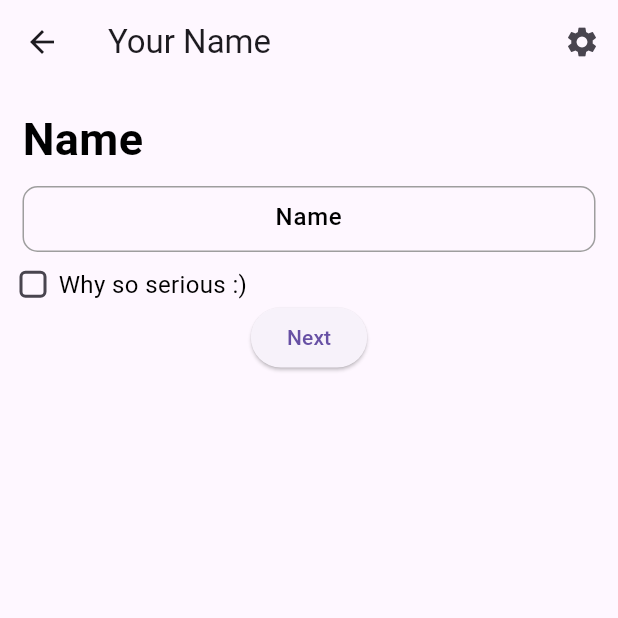
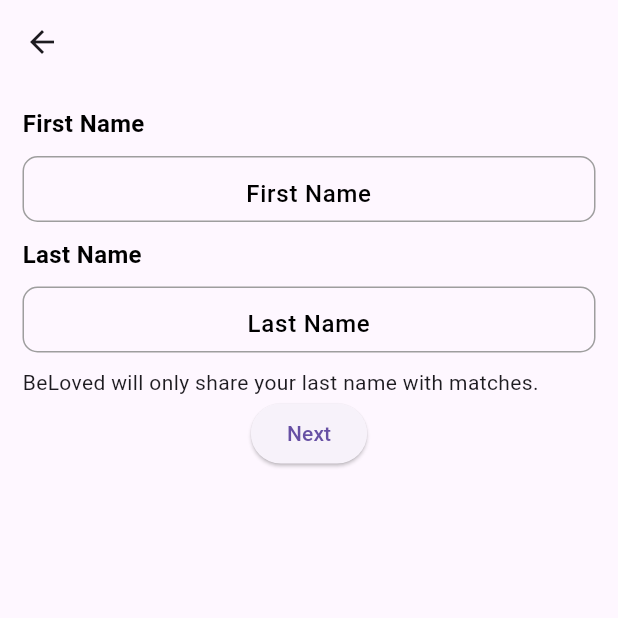
Before and after one commit to tina25n/BeLoved, a Flutter app: the NamePage screen opened by its route, on a phone screen of 412 x 824 dp, the top half of it. Run offline on Flutter 3.47's test engine with Material 3 defaults, Android fonts, the light colour scheme and no system bars; generated files the repository leaves out were written again.

Commit message:
Update the top bar and changed the alignment of the page layout.

```diff
--- a/beloved_flutter_app/lib/src/onboarding_process/name.dart
+++ b/beloved_flutter_app/lib/src/onboarding_process/name.dart
@@ -1,9 +1,9 @@
 import 'package:flutter/material.dart';
 
-import 'basic_details.dart';
-import '../widgets/top_bar.dart';
 import '../widgets/next_button.dart';
 import '../widgets/text_field.dart';
+import '../widgets/top_bar.dart';
+import 'basic_details.dart';
 
 class NamePage extends StatelessWidget {
   const NamePage({
@@ -16,16 +16,27 @@ class NamePage extends StatelessWidget {
   @override
   Widget build(BuildContext context) {
     return Scaffold(
-        appBar: TopBar(topText: 'Your Name'),
+        appBar: AppBar(
+        backgroundColor: Colors.transparent,
+    ),
         body: Container(
           padding: EdgeInsets.symmetric(vertical: 15, horizontal: 15),
-          child: ListView(children: [
+          child: Column(
+            crossAxisAlignment: CrossAxisAlignment.start,
+              children: [
             CustomTextField(
                 controller: TextEditingController(),
-                title: "Name",
-                hint: "Name",
+                title: "First Name",
+                hint: "First Name",
                 inputType: TextInputType.name,
-                showInProfile: true),
+                showInProfile: false),
+            CustomTextField(
+                controller: TextEditingController(),
+                title: "Last Name",
+                hint: "Last Name",
+                inputType: TextInputType.name,
+                showInProfile: false),
+            Text("BeLoved will only share your last name with matches."),
             NextButton(
               buttonText: 'Next',
               onPressed: () {
--- a/beloved_flutter_app/lib/src/widgets/text_field.dart
+++ b/beloved_flutter_app/lib/src/widgets/text_field.dart
@@ -26,7 +26,7 @@ class CustomTextField extends StatelessWidget {
         // title
         Text(title,
             style: const TextStyle(
-              fontSize: 30,
+              fontSize: 16,
               fontWeight: FontWeight.bold,
               color: Colors.black,
             )),
@@ -46,7 +46,7 @@ class CustomTextField extends StatelessWidget {
             textAlign: TextAlign.center,
             style: const TextStyle(
               color: Colors.black,
-              fontSize: 16,
+              fontSize: 20,
               fontWeight: FontWeight.w500, //half bold
             ),
             decoration: InputDecoration(
@@ -117,7 +117,7 @@ class _CheckboxWithTextFieldState extends State<CheckboxWithText> {
                 ))),
         SizedBox(width: 10),
         Text(
-          "Why so serious :)",
+          "Show on profile",
           style: const TextStyle(
             fontSize: 16,
             color: Colors.black,
```
